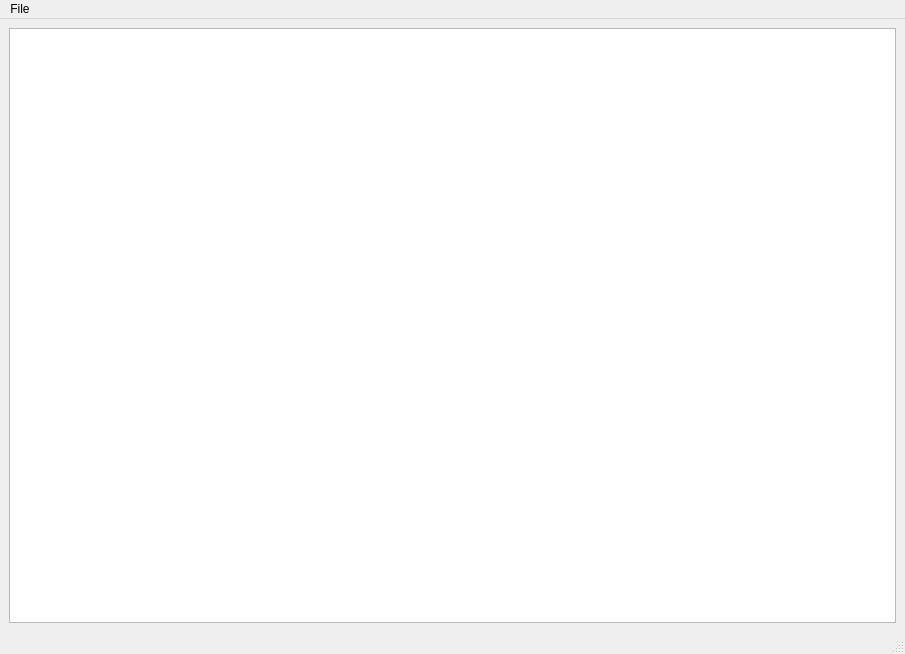
Before: the Qt Designer form logwindow.ui in fredre/iUpdate, drawn with Qt 5.
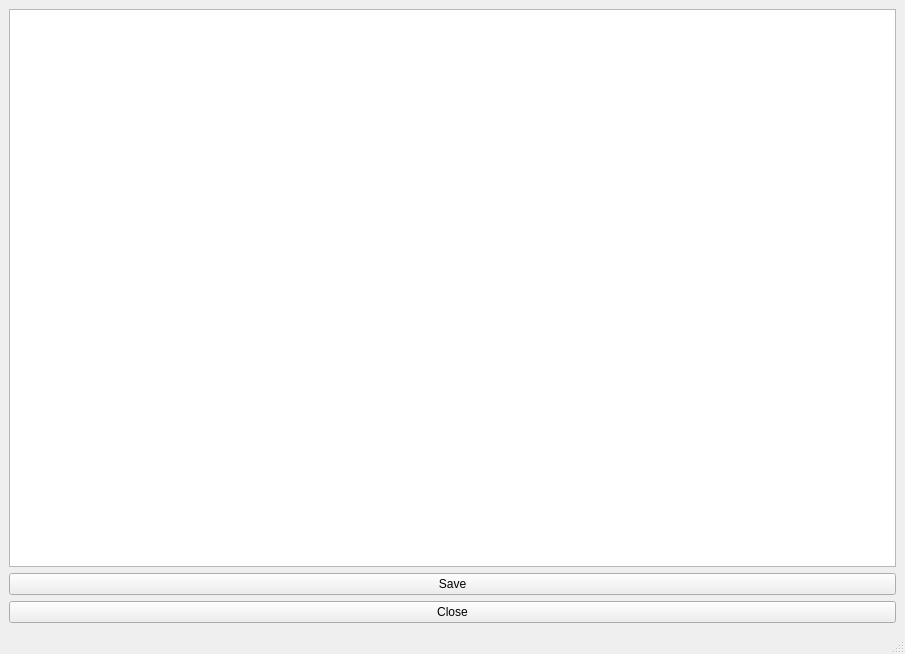
After: the same form once the commit is applied.

```diff
--- a/logwindow.ui
+++ b/logwindow.ui
@@ -18,6 +18,20 @@
     <item>
      <widget class="QTextEdit" name="textEdit"/>
     </item>
+    <item>
+     <widget class="QPushButton" name="pushButton_2">
+      <property name="text">
+       <string>Save</string>
+      </property>
+     </widget>
+    </item>
+    <item>
+     <widget class="QPushButton" name="pushButton">
+      <property name="text">
+       <string>Close</string>
+      </property>
+     </widget>
+    </item>
    </layout>
   </widget>
   <widget class="QMenuBar" name="menubar">
@@ -26,16 +40,9 @@
      <x>0</x>
      <y>0</y>
      <width>905</width>
-     <height>20</height>
+     <height>25</height>
     </rect>
    </property>
-   <widget class="QMenu" name="menuFile">
-    <property name="title">
-     <string>File</string>
-    </property>
-    <addaction name="actionSave"/>
-   </widget>
-   <addaction name="menuFile"/>
   </widget>
   <widget class="QStatusBar" name="statusbar"/>
   <action name="actionSave">
```
